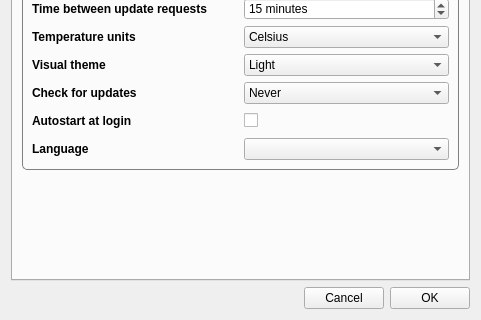
Old version of the form ConfigurationDialog.ui in the repository FelixdelasPozas/TrayWeather; both pictures show x 0 to 481 and y 224 to 544 of the 481 by 544 pixel window.
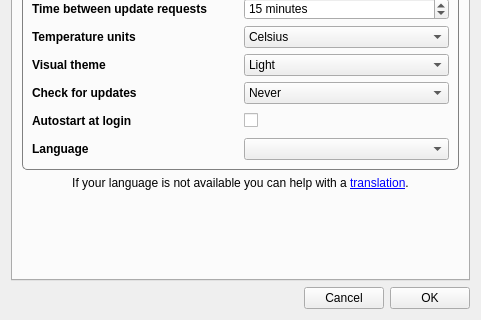
New version of the form. Icons and pictures are not drawn.

Commit message: Added a link to translation instructions in config dialog.

The edit to the form file:
```diff
--- a/ConfigurationDialog.ui
+++ b/ConfigurationDialog.ui
@@ -1146,6 +1146,19 @@
          </layout>
         </widget>
        </item>
+       <item>
+        <widget class="QLabel" name="label_23">
+         <property name="text">
+          <string>If your language is not available you can help with a &lt;a href=&quot;https://github.com/FelixdelasPozas/TrayWeather#translations&quot;&gt;translation&lt;/a&gt;.</string>
+         </property>
+         <property name="alignment">
+          <set>Qt::AlignCenter</set>
+         </property>
+         <property name="openExternalLinks">
+          <bool>true</bool>
+         </property>
+        </widget>
+       </item>
        <item>
         <spacer name="verticalSpacer">
          <property name="orientation">
```
The commit also changes 2 other files.
